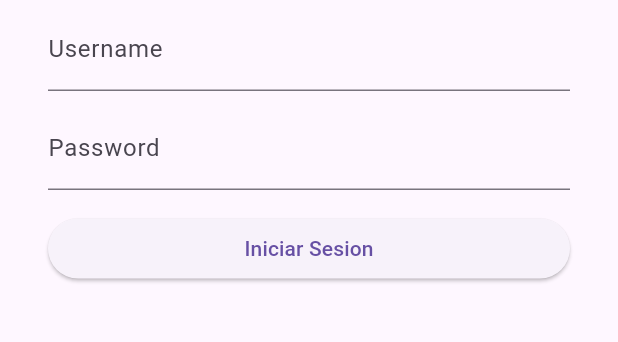
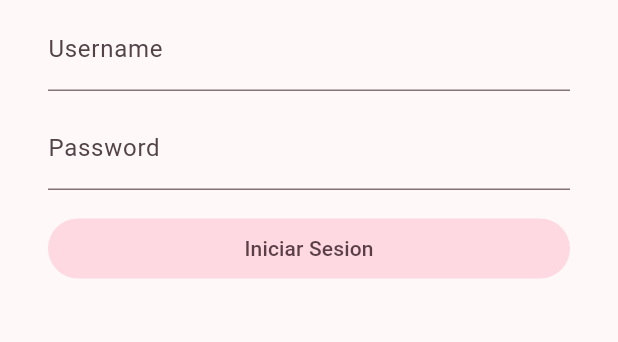
Before and after one commit to 19yisus/prueba_tecnica_flutter, a Flutter app: the screen it shows after launch, on a phone screen of 412 x 824 dp, the part 527-869 px from its top. Run offline on Flutter 3.47's test engine with Material 3 defaults, Android fonts, the phone set to English and light mode, and no system bars; our stand-ins replace go_router.

```diff
--- a/lib/main.dart
+++ b/lib/main.dart
@@ -1,4 +1,5 @@
 import 'package:flutter/material.dart';
+import 'package:flutter_application_1/presentation/appTheme.dart';
 import 'package:flutter_application_1/router.dart';
 
 void main() {
@@ -9,11 +10,11 @@ class MyApp extends StatelessWidget {
   const MyApp({super.key});
 
   @override
-  Widget build(BuildContext context){
+  Widget build(BuildContext context) {
     return MaterialApp.router(
+      theme: appTheme(selectedColor: 0).theme(),
       routerConfig: router_config,
       debugShowCheckedModeBanner: false,
-      title: "Login",
     );
   }
 }
--- /dev/null
+++ b/lib/presentation/appTheme.dart
@@ -0,0 +1,25 @@
+import 'package:flutter/material.dart';
+
+const List<Color> _colorThemes = [
+  Colors.black,
+  Colors.white,
+  Colors.yellow,
+  Colors.red,
+  Colors.orange,
+  Colors.teal,
+  Colors.blue,
+  Colors.pink
+];
+
+class appTheme {
+  final int selectedColor;
+
+  appTheme({required this.selectedColor})
+      : assert(selectedColor >= 0 && selectedColor <= _colorThemes.length,
+            "El color seleccionado no existe (0 - ${_colorThemes.length - 1})");
+
+  ThemeData theme() {
+    return ThemeData(
+        useMaterial3: true, colorSchemeSeed: _colorThemes[selectedColor], brightness: Brightness.light);
+  }
+}
--- a/lib/presentation/widgets/CustomWidgets.dart
+++ b/lib/presentation/widgets/CustomWidgets.dart
@@ -26,7 +26,7 @@ class buttonCustom extends StatelessWidget {
   Widget build(BuildContext context) {
     return Padding(
       padding: const EdgeInsets.only(top: 10),
-      child: ElevatedButton(
+      child: FilledButton.tonal(
           onPressed: onPresed, child: Center(child: Text(textButton))),
     );
   }
--- a/lib/router.dart
+++ b/lib/router.dart
@@ -1,6 +1,5 @@
 import 'package:flutter/material.dart';
 import 'package:go_router/go_router.dart';
-import 'package:flutter_application_1/presentation/screens/counter_screen.dart';
 import 'package:flutter_application_1/presentation/screens/welcome_auth.dart';
 import 'presentation/screens/login_screen.dart';
 
@@ -13,12 +12,6 @@ final GoRouter router_config = GoRouter(
       },
     ),
     GoRoute(
-      path: '/counter',
-      builder: (BuildContext context, GoRouterState state){
-        return const CounterScreen();
-      }
-    ),
-    GoRoute(
       path: '/welcome/:responseBody',
       builder: (BuildContext context, GoRouterState state){
         return Welcome(param: state.pathParameters['responseBody']);
```
Also changed, not shown: lib/clientHttp.dart (added, +30 -0 lines), lib/presentation/screens/counter_screen.dart (deleted, +0 -20 lines), lib/presentation/screens/login_screen.dart (+9 -7 lines), lib/presentation/screens/welcome_auth.dart (+5 -7 lines).
